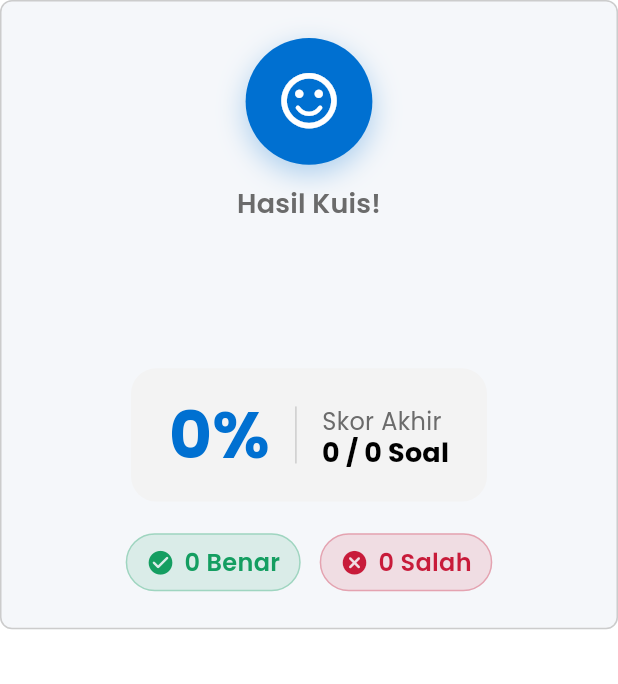
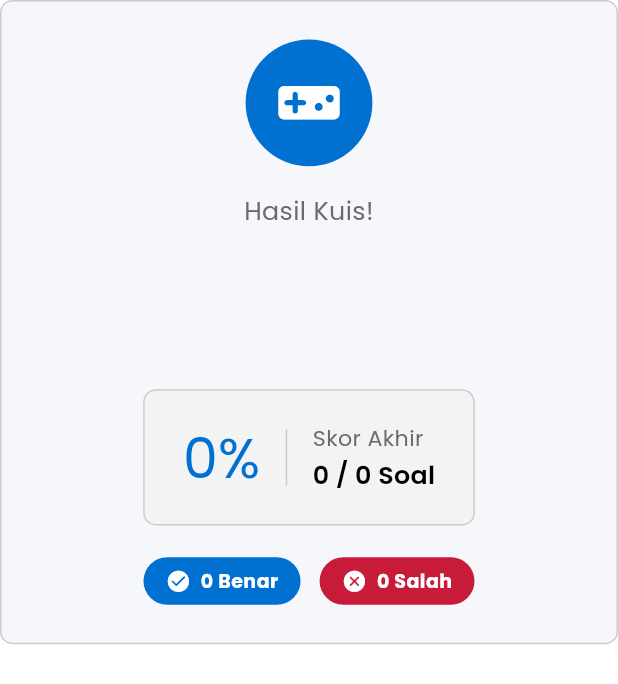
Before and after one commit to RekhiWirya/uts_pemob_rekhi, a Flutter app: the ResultSummaryCard widget shown alone on an empty page, opened directly with empty values, on a phone screen of 412 x 824 dp. Shown: the top 684 px of the screen. Run offline on Flutter 3.47's test engine with Material 3 defaults, Android fonts, the phone set to English and light mode, and no system bars.

Commit message:
style: apply PlayStation design system to result summary and answer review components

```diff
--- a/lib/widgets/result_summary_card.dart
+++ b/lib/widgets/result_summary_card.dart
@@ -1,6 +1,8 @@
+
 import 'package:flutter/material.dart';
 
 import '../theme/app_colors.dart';
+import '../theme/app_theme.dart';
 import '../utils/responsive.dart';
 
 class ResultSummaryCard extends StatelessWidget {
@@ -29,57 +31,60 @@ class ResultSummaryCard extends StatelessWidget {
     final wrongCount = totalQuestions - score;
 
     final IconData badgeIcon;
-    final List<Color> gradientColors;
-
     if (scorePercent >= 80) {
       badgeIcon = Icons.emoji_events_rounded;
-      gradientColors = [scheme.primary, scheme.secondary];
     } else if (scorePercent >= 50) {
       badgeIcon = Icons.stars_rounded;
-      gradientColors = [scheme.primary, AppColors.secondary];
     } else {
-      badgeIcon = Icons.sentiment_satisfied_alt_rounded;
-      gradientColors = [AppColors.primaryLight, scheme.primary];
+      badgeIcon = Icons.videogame_asset_rounded;
     }
 
-    return Card(
-      child: Padding(
+    final isGold = scorePercent == 100;
+
+    final badgeDecoration = isGold
+        ? const BoxDecoration(
+      shape: BoxShape.circle,
+      gradient: LinearGradient(
+        colors: [
+          AppColors.psPlusGoldStart,
+          AppColors.psPlusGoldMid,
+          AppColors.psPlusGoldEnd,
+        ],
+      ),
+    )
+        : const BoxDecoration(
+      shape: BoxShape.circle,
+      color: AppColors.primary,
+    );
+
+    return Container(
+      decoration: BoxDecoration(
+        color: scheme.surfaceContainerLow,
+        borderRadius: BorderRadius.circular(context.scale(8)),
+        border: Border.all(color: scheme.outline),
+      ),
       padding: EdgeInsets.all(context.scale(24)),
       child: Column(
         mainAxisSize: MainAxisSize.min,
         children: [
-            // Badge Icon
           Container(
             width: context.scale(80),
             height: context.scale(80),
             alignment: Alignment.center,
-              decoration: BoxDecoration(
-                shape: BoxShape.circle,
-                gradient: LinearGradient(
-                  begin: Alignment.topLeft,
-                  end: Alignment.bottomRight,
-                  colors: gradientColors,
-                ),
-                boxShadow: [
-                  BoxShadow(
-                    color: gradientColors.first.withValues(alpha: 0.3),
-                    blurRadius: 16,
-                    offset: const Offset(0, 6),
-                  ),
-                ],
-              ),
+            decoration: badgeDecoration,
             child: Icon(
               badgeIcon,
               size: context.scale(42),
-                color: Colors.white,
+              color: AppColors.canvasLight,
             ),
           ),
           SizedBox(height: gap),
-
-            // User name & Title
           Text(
             userName.isNotEmpty ? 'Hasil Kuis, $userName!' : 'Hasil Kuis!',
-              style: theme.textTheme.titleMedium?.copyWith(
+            style: TextStyle(
+              fontFamily: AppTheme.fontFamily,
+              fontSize: context.scale(16),
+              fontWeight: FontWeight.w400,
               color: scheme.onSurfaceVariant,
             ),
             textAlign: TextAlign.center,
@@ -87,20 +92,28 @@ class ResultSummaryCard extends StatelessWidget {
           SizedBox(height: gap * 0.25),
           Text(
             title,
-              style: theme.textTheme.headlineMedium,
+            style: TextStyle(
+              fontFamily: AppTheme.fontFamily,
+              fontSize: context.scale(35),
+              fontWeight: FontWeight.w300,
+              height: 1.25,
+              color: scheme.onSurface,
+            ),
             textAlign: TextAlign.center,
           ),
           SizedBox(height: gap * 0.5),
           Text(
             message,
-              style: theme.textTheme.bodyMedium?.copyWith(
+            style: TextStyle(
+              fontFamily: AppTheme.fontFamily,
+              fontSize: context.scale(16),
+              fontWeight: FontWeight.w400,
               color: scheme.onSurfaceVariant,
+              height: 1.5,
             ),
             textAlign: TextAlign.center,
           ),
           SizedBox(height: gap * 1.25),
-
-            // Score Display
           Container(
             padding: EdgeInsets.symmetric(
               horizontal: context.scale(24),
@@ -108,16 +121,19 @@ class ResultSummaryCard extends StatelessWidget {
             ),
             decoration: BoxDecoration(
               color: scheme.surfaceContainerHighest,
-                borderRadius: BorderRadius.circular(context.scale(16)),
+              borderRadius: BorderRadius.circular(context.scale(8)),
+              border: Border.all(color: scheme.outline),
             ),
             child: Row(
               mainAxisSize: MainAxisSize.min,
               children: [
                 Text(
                   '${scorePercent.round()}%',
-                    style: theme.textTheme.displaySmall?.copyWith(
-                      color: scheme.primary,
-                      fontWeight: FontWeight.bold,
+                  style: TextStyle(
+                    fontFamily: AppTheme.fontFamily,
+                    fontSize: context.scale(35),
+                    fontWeight: FontWeight.w300,
+                    color: AppColors.primary,
                   ),
                 ),
                 SizedBox(width: gap),
@@ -133,14 +149,19 @@ class ResultSummaryCard extends StatelessWidget {
                   children: [
                     Text(
                       'Skor Akhir',
-                        style: theme.textTheme.bodyMedium?.copyWith(
+                      style: TextStyle(
+                        fontFamily: AppTheme.fontFamily,
+                        fontSize: context.scale(14),
                         color: scheme.onSurfaceVariant,
                       ),
                     ),
                     Text(
                       '$score / $totalQuestions Soal',
-                        style: theme.textTheme.titleMedium?.copyWith(
-                          fontWeight: FontWeight.bold,
+                      style: TextStyle(
+                        fontFamily: AppTheme.fontFamily,
+                        fontSize: context.scale(16),
+                        fontWeight: FontWeight.w600,
+                        color: scheme.onSurface,
                       ),
                     ),
                   ],
@@ -149,66 +170,71 @@ class ResultSummaryCard extends StatelessWidget {
             ),
           ),
           SizedBox(height: gap * 1.25),
-
-            // Stat Chips Row
           Row(
             mainAxisAlignment: MainAxisAlignment.center,
             children: [
-                _StatChip(
+              _StatBadge(
                 icon: Icons.check_circle_rounded,
                 label: '$score Benar',
-                  color: AppColors.success,
+                bgColor: AppColors.primary,
+                textColor: AppColors.canvasLight,
               ),
               SizedBox(width: gap * 0.75),
-                _StatChip(
+              _StatBadge(
                 icon: Icons.cancel_rounded,
                 label: '$wrongCount Salah',
-                  color: AppColors.error,
+                bgColor: AppColors.warning,
+                textColor: AppColors.canvasLight,
               ),
             ],
           ),
         ],
       ),
-      ),
     );
   }
 }
 
-class _StatChip extends StatelessWidget {
-  const _StatChip({
+class _StatBadge extends StatelessWidget {
+  const _StatBadge({
     required this.icon,
     required this.label,
-    required this.color,
+    required this.bgColor,
+    required this.textColor,
   });
 
   final IconData icon;
   final String label;
-  final Color color;
+  final Color bgColor;
+  final Color textColor;
 
   @override
   Widget build(BuildContext context) {
-    final theme = Theme.of(context);
-
     return Container(
       padding: EdgeInsets.symmetric(
-        horizontal: context.scale(12),
+        horizontal: context.scale(14),
         vertical: context.scale(6),
       ),
       decoration: BoxDecoration(
-        color: color.withValues(alpha: 0.12),
-        borderRadius: BorderRadius.circular(context.scale(20)),
-        border: Border.all(color: color.withValues(alpha: 0.3)),
+        color: bgColor,
+        borderRadius: BorderRadius.circular(9999),
       ),
       child: Row(
         mainAxisSize: MainAxisSize.min,
         children: [
-          Icon(icon, size: context.scale(18), color: color),
+          Icon(
+            icon,
+            size: context.scale(16),
+            color: textColor,
+          ),
           SizedBox(width: context.scale(6)),
           Text(
             label,
-            style: theme.textTheme.bodyMedium?.copyWith(
-              color: color,
-              fontWeight: FontWeight.w600,
+            style: TextStyle(
+              fontFamily: AppTheme.fontFamily,
+              fontSize: context.scale(12),
+              fontWeight: FontWeight.w700,
+              color: textColor,
+              letterSpacing: 0.32,
             ),
           ),
         ],
```
Also changed, not shown: lib/widgets/question_review_list.dart (+82 -57 lines). Lines whose indentation alone changed are shown as unchanged.
